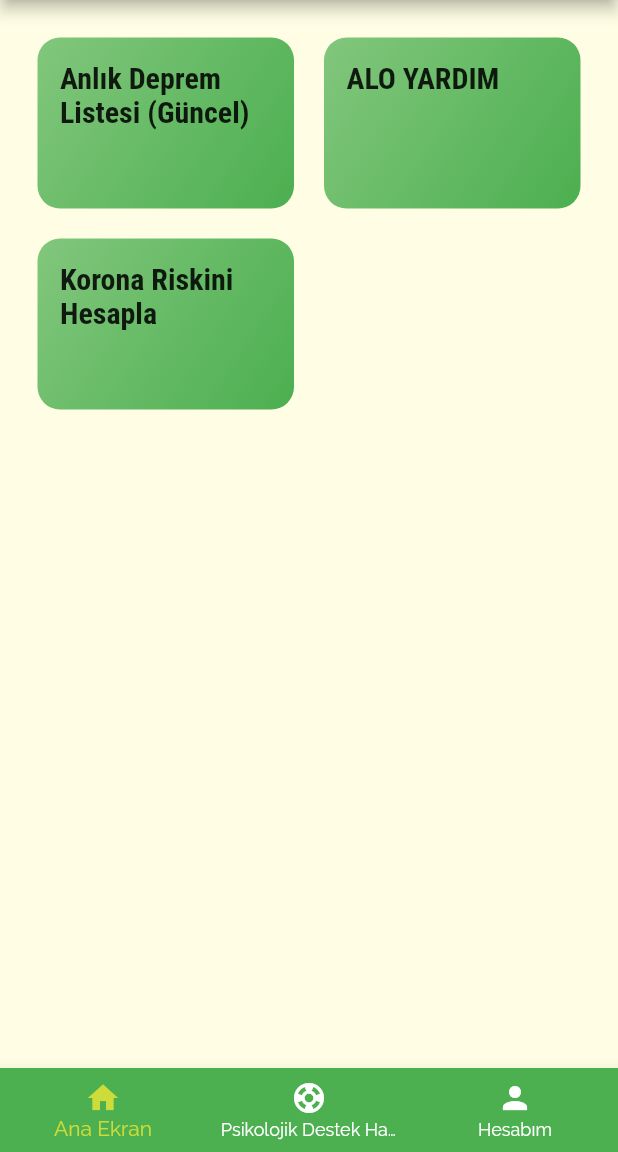
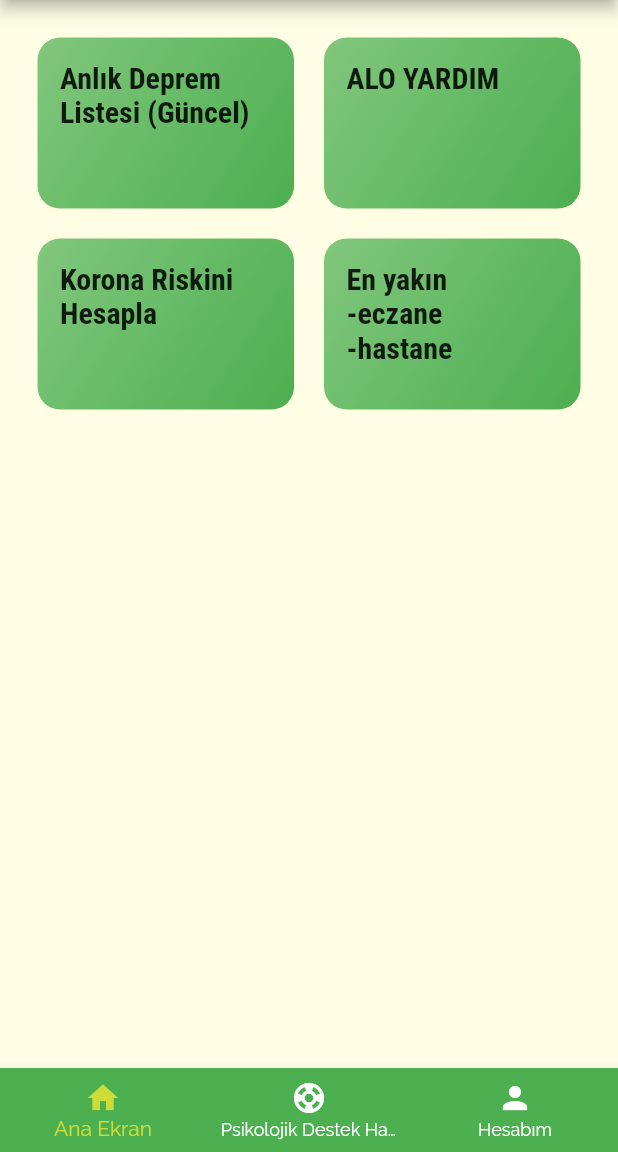
Before and after one commit to BIL-496-Bitirme-Projesi-Grup-X/Aid-Assist-Frontend, a Flutter app: the screen it shows after launch, on a phone screen of 412 x 824 dp, the part 84-1236 px from its top. Run offline on Flutter 3.47's test engine with Material 2 defaults, Android fonts, the light colour scheme and no system bars.

Commit message:
Nearby places screen is added.

```diff
--- a/lib/screens/main_screen.dart
+++ b/lib/screens/main_screen.dart
@@ -1,3 +1,4 @@
+import 'package:aid_assist/screens/nearby_places_screen.dart';
 import 'package:flutter/material.dart';
 
 import 'calculate_corona_risk_screen.dart';
@@ -100,6 +101,36 @@ class MainScreen extends StatelessWidget {
             ),
           ),
         ),
+        InkWell(
+          onTap: () => {
+            Navigator.push(
+              context,
+              MaterialPageRoute(
+                builder: (context) => NearbyPlacesScreen(),
+              ),
+            )
+          },
+          splashColor: Theme.of(context).primaryColor,
+          borderRadius: BorderRadius.circular(15),
+          child: Container(
+            padding: const EdgeInsets.all(15),
+            child: Text(
+              "En yakın\n-eczane\n-hastane",
+              style: Theme.of(context).textTheme.headline6,
+            ),
+            decoration: BoxDecoration(
+              gradient: LinearGradient(
+                colors: [
+                  Colors.green.withOpacity(0.7),
+                  Colors.green,
+                ],
+                begin: Alignment.topLeft,
+                end: Alignment.bottomRight,
+              ),
+              borderRadius: BorderRadius.circular(15),
+            ),
+          ),
+        ),
       ],
       gridDelegate: SliverGridDelegateWithMaxCrossAxisExtent(
         maxCrossAxisExtent: 200,
--- /dev/null
+++ b/lib/screens/nearby_places_screen.dart
@@ -0,0 +1,12 @@
+import 'package:flutter/material.dart';
+
+class NearbyPlacesScreen extends StatelessWidget {
+  @override
+  Widget build(BuildContext context) {
+    return Scaffold(
+        appBar: AppBar(title: Text("En Yakın Yerler")),
+        body: Center(
+          child: Text("En yakın\n-eczane\n-hastane"),
+        ));
+  }
+}
```
